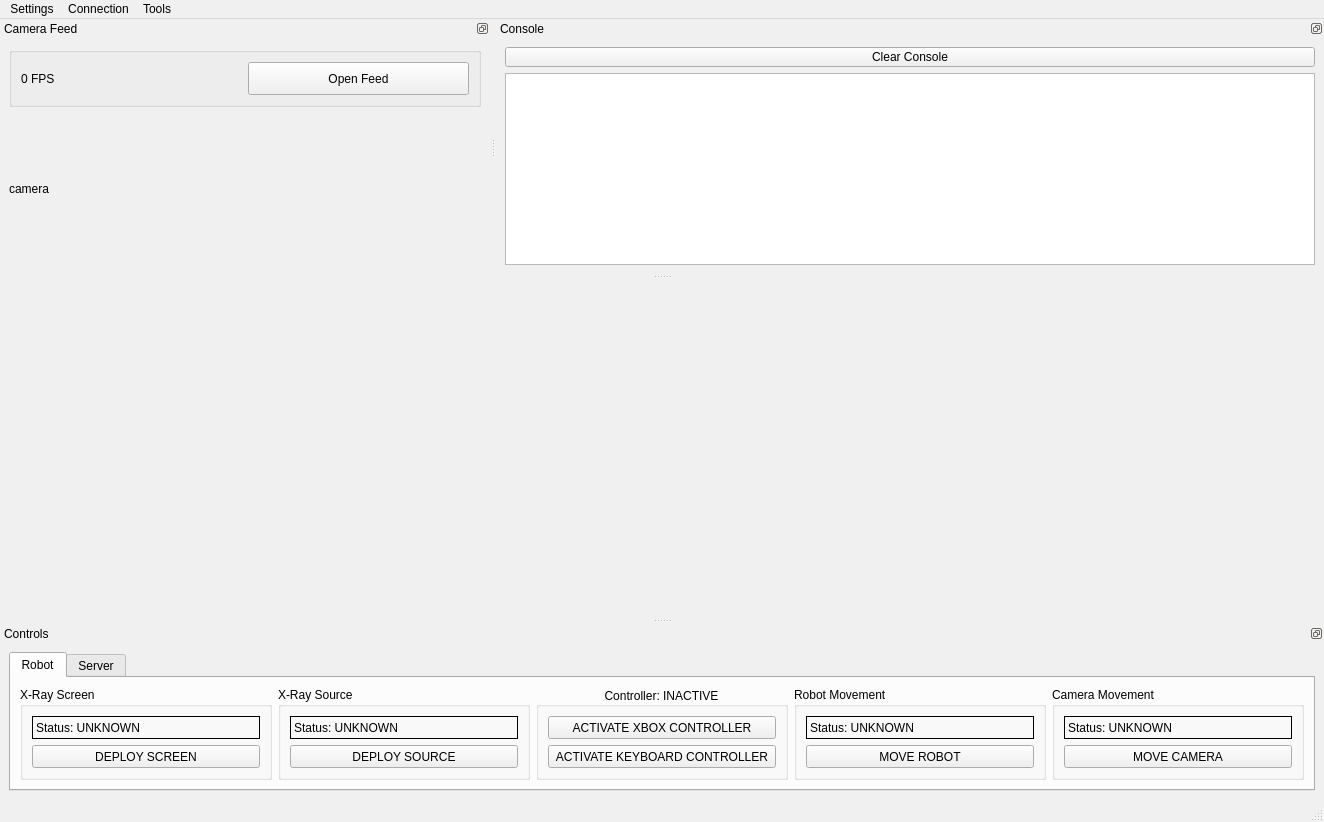
Before: the Qt Designer form form.ui in NCejka/groundstation, drawn with Qt 5.
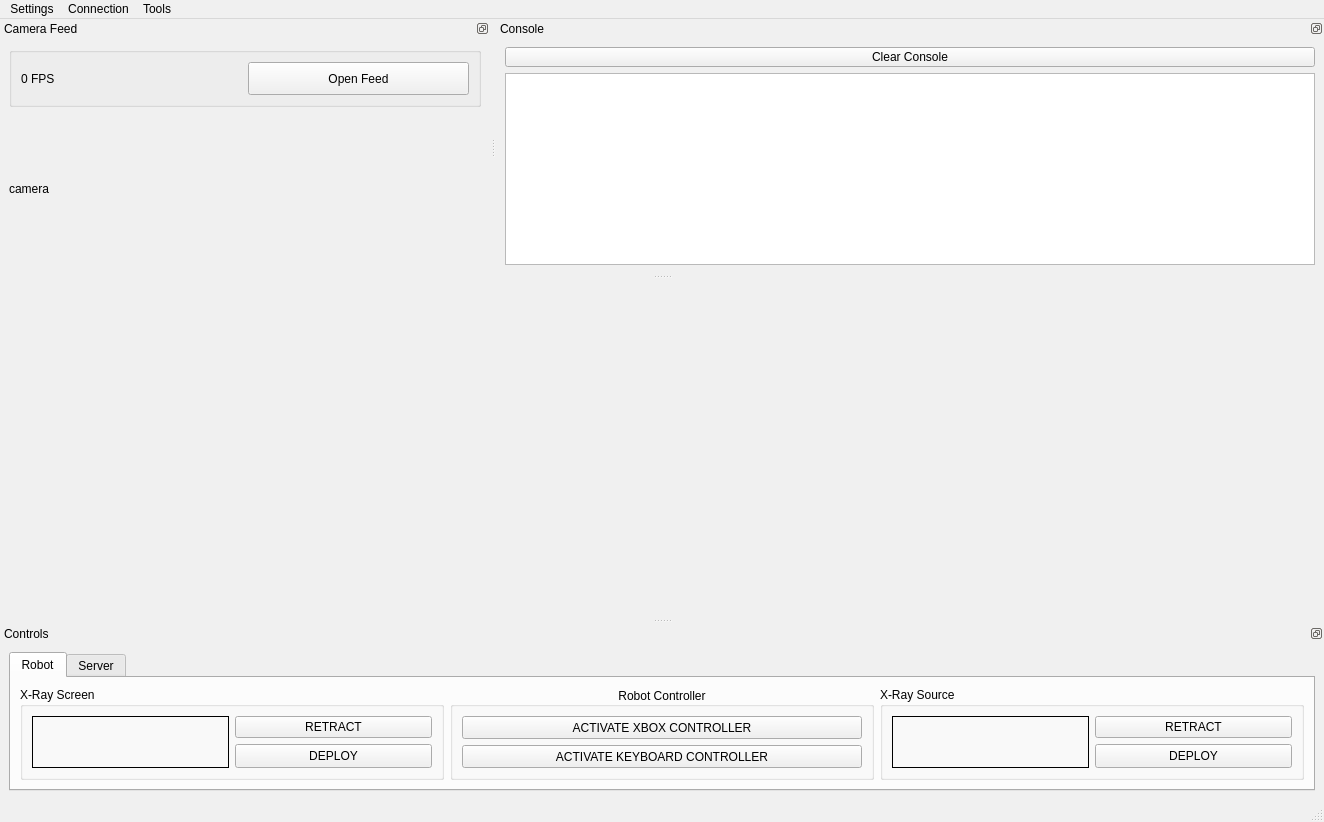
After: the same form once the commit is applied. Icons and pictures are not drawn.

```diff
--- a/form.ui
+++ b/form.ui
@@ -621,38 +621,6 @@
          <string>Robot</string>
         </attribute>
         <layout class="QGridLayout" name="gridLayout_3">
-         <item row="0" column="3">
-          <widget class="QGroupBox" name="groupBox_4">
-           <property name="title">
-            <string>Robot Movement</string>
-           </property>
-           <layout class="QVBoxLayout" name="verticalLayout_2">
-            <item>
-             <widget class="QLabel" name="label_7">
-              <property name="frameShape">
-               <enum>QFrame::Box</enum>
-              </property>
-              <property name="text">
-               <string>Status: UNKNOWN</string>
-              </property>
-             </widget>
-            </item>
-            <item>
-             <widget class="QPushButton" name="pushButton">
-              <property name="sizePolicy">
-               <sizepolicy hsizetype="Preferred" vsizetype="Preferred">
-                <horstretch>0</horstretch>
-                <verstretch>0</verstretch>
-               </sizepolicy>
-              </property>
-              <property name="text">
-               <string>MOVE ROBOT</string>
-              </property>
-             </widget>
-            </item>
-           </layout>
-          </widget>
-         </item>
          <item row="0" column="2">
           <widget class="QGroupBox" name="groupBoxController">
            <property name="sizePolicy">
@@ -662,7 +630,7 @@
             </sizepolicy>
            </property>
            <property name="title">
-            <string>Controller: INACTIVE</string>
+            <string>Robot Controller</string>
            </property>
            <property name="alignment">
             <set>Qt::AlignCenter</set>
@@ -697,38 +665,6 @@
            </layout>
           </widget>
          </item>
-         <item row="0" column="4">
-          <widget class="QGroupBox" name="groupBox_5">
-           <property name="title">
-            <string>Camera Movement</string>
-           </property>
-           <layout class="QVBoxLayout" name="verticalLayout_3">
-            <item>
-             <widget class="QLabel" name="label_8">
-              <property name="frameShape">
-               <enum>QFrame::Box</enum>
-              </property>
-              <property name="text">
-               <string>Status: UNKNOWN</string>
-              </property>
-             </widget>
-            </item>
-            <item>
-             <widget class="QPushButton" name="pushButton_6">
-              <property name="sizePolicy">
-               <sizepolicy hsizetype="Preferred" vsizetype="Preferred">
-                <horstretch>0</horstretch>
-                <verstretch>0</verstretch>
-               </sizepolicy>
-              </property>
-              <property name="text">
-               <string>MOVE CAMERA</string>
-              </property>
-             </widget>
-            </item>
-           </layout>
-          </widget>
-         </item>
          <item row="0" column="0">
           <widget class="QGroupBox" name="groupBox_2">
            <property name="sizePolicy">
@@ -740,9 +676,35 @@
            <property name="title">
             <string>X-Ray Screen</string>
            </property>
-           <layout class="QVBoxLayout" name="verticalLayout_12">
-            <item>
-             <widget class="QLabel" name="label_5">
+           <layout class="QGridLayout" name="gridLayout_4">
+            <item row="0" column="2">
+             <widget class="QPushButton" name="pushButton_screenRetract">
+              <property name="text">
+               <string>RETRACT</string>
+              </property>
+             </widget>
+            </item>
+            <item row="1" column="2">
+             <widget class="QPushButton" name="pushButton_screenDeploy">
+              <property name="sizePolicy">
+               <sizepolicy hsizetype="Preferred" vsizetype="Preferred">
+                <horstretch>0</horstretch>
+                <verstretch>0</verstretch>
+               </sizepolicy>
+              </property>
+              <property name="text">
+               <string>DEPLOY</string>
+              </property>
+             </widget>
+            </item>
+            <item row="0" column="0" rowspan="2">
+             <widget class="QLabel" name="label_screen">
+              <property name="sizePolicy">
+               <sizepolicy hsizetype="Ignored" vsizetype="Ignored">
+                <horstretch>0</horstretch>
+                <verstretch>0</verstretch>
+               </sizepolicy>
+              </property>
               <property name="frameShape">
                <enum>QFrame::Box</enum>
               </property>
@@ -750,34 +712,53 @@
                <enum>QFrame::Plain</enum>
               </property>
               <property name="text">
-               <string>Status: UNKNOWN</string>
+               <string/>
               </property>
-             </widget>
-            </item>
-            <item>
-             <widget class="QPushButton" name="pushButton_2">
-              <property name="sizePolicy">
-               <sizepolicy hsizetype="Preferred" vsizetype="Preferred">
-                <horstretch>0</horstretch>
-                <verstretch>0</verstretch>
-               </sizepolicy>
+              <property name="pixmap">
+               <pixmap>screenDiagram.png</pixmap>
               </property>
-              <property name="text">
-               <string>DEPLOY SCREEN</string>
+              <property name="scaledContents">
+               <bool>true</bool>
               </property>
              </widget>
             </item>
            </layout>
           </widget>
          </item>
-         <item row="0" column="1">
+         <item row="0" column="3">
           <widget class="QGroupBox" name="groupBox_3">
            <property name="title">
             <string>X-Ray Source</string>
            </property>
-           <layout class="QVBoxLayout" name="verticalLayout">
-            <item>
-             <widget class="QLabel" name="label_6">
+           <layout class="QGridLayout" name="gridLayout_5">
+            <item row="1" column="1">
+             <widget class="QPushButton" name="pushButton_sourceDeploy">
+              <property name="sizePolicy">
+               <sizepolicy hsizetype="Preferred" vsizetype="Preferred">
+                <horstretch>0</horstretch>
+                <verstretch>0</verstretch>
+               </sizepolicy>
+              </property>
+              <property name="text">
+               <string>DEPLOY</string>
+              </property>
+             </widget>
+            </item>
+            <item row="0" column="1">
+             <widget class="QPushButton" name="pushButton_sourceRetract">
+              <property name="text">
+               <string>RETRACT</string>
+              </property>
+             </widget>
+            </item>
+            <item row="0" column="0" rowspan="2">
+             <widget class="QLabel" name="label_source">
+              <property name="sizePolicy">
+               <sizepolicy hsizetype="Ignored" vsizetype="Ignored">
+                <horstretch>0</horstretch>
+                <verstretch>0</verstretch>
+               </sizepolicy>
+              </property>
               <property name="frameShape">
                <enum>QFrame::Box</enum>
               </property>
@@ -785,20 +766,13 @@
                <enum>QFrame::Plain</enum>
               </property>
               <property name="text">
-               <string>Status: UNKNOWN</string>
+               <string/>
               </property>
-             </widget>
-            </item>
-            <item>
-             <widget class="QPushButton" name="pushButton_4">
-              <property name="sizePolicy">
-               <sizepolicy hsizetype="Preferred" vsizetype="Preferred">
-                <horstretch>0</horstretch>
-                <verstretch>0</verstretch>
-               </sizepolicy>
+              <property name="pixmap">
+               <pixmap>sourceDiagram.png</pixmap>
               </property>
-              <property name="text">
-               <string>DEPLOY SOURCE</string>
+              <property name="scaledContents">
+               <bool>true</bool>
               </property>
              </widget>
             </item>
```
